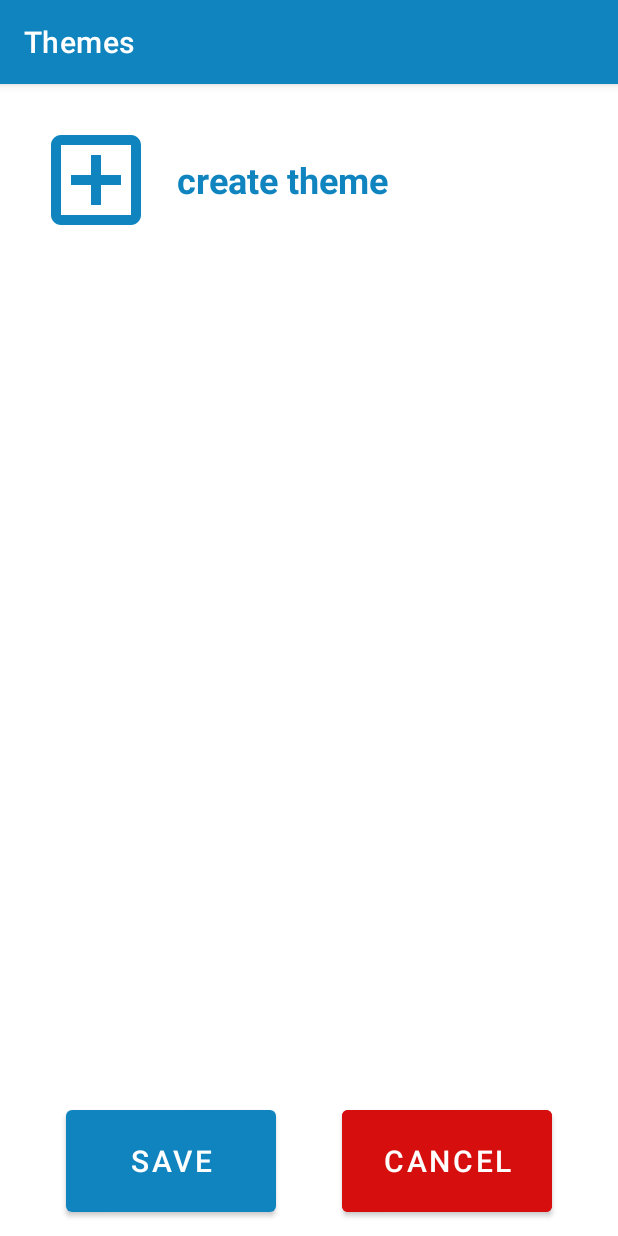
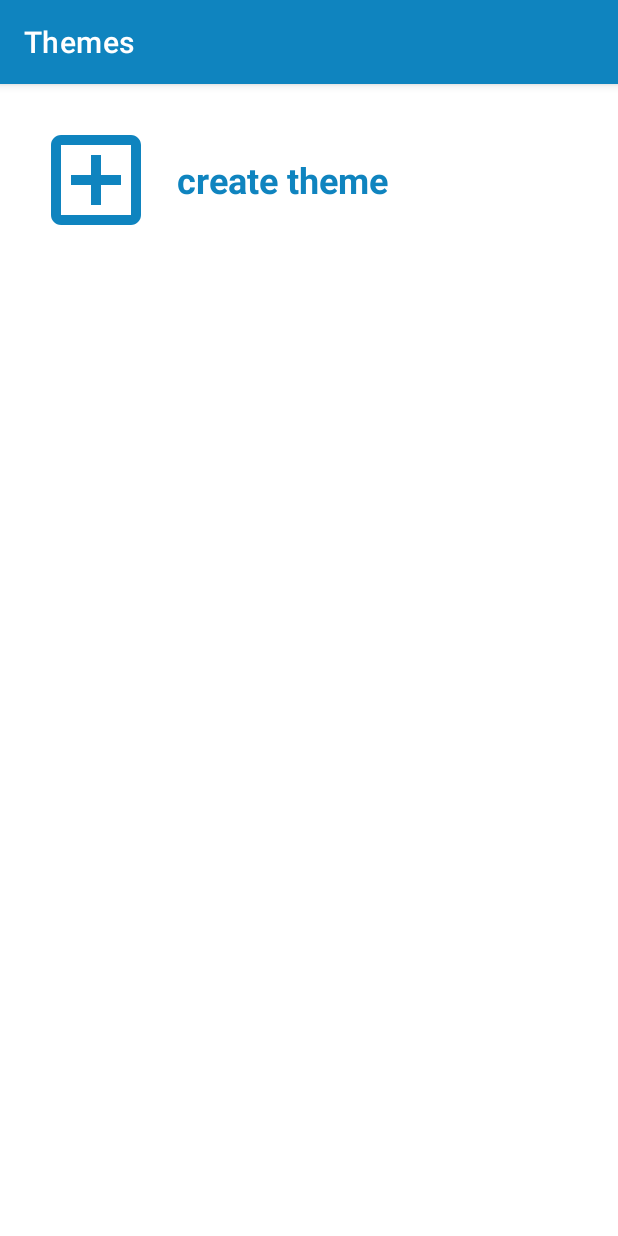
Before and after one commit to natalia-mus/ShoppingList, an Android app: the ThemesActivity screen opened directly, with no data from a screen before it, on a phone screen of 412 x 824 dp. Run offline under Robolectric (Android 15) with nearby library versions, the phone set to English and light mode, and no system bars; 1 statement that could not run was skipped.

Commit message:
Got rid of save/cancel buttons in ThemesActivity

```diff
--- a/app/src/main/java/com/example/shoppinglist/ValidationResult.kt
+++ b/app/src/main/java/com/example/shoppinglist/ValidationResult.kt
@@ -4,5 +4,5 @@ enum class ValidationResult {
     VALID,
     EMPTY_NAME,
     EMPTY_PRIORITY,
-    NO_DIFFERENCE
+    NOTHING_TO_KEEP
 }
--- a/app/src/main/java/com/example/shoppinglist/model/CreateThemeActivityModel.kt
+++ b/app/src/main/java/com/example/shoppinglist/model/CreateThemeActivityModel.kt
@@ -82,7 +82,7 @@ class CreateThemeActivityModel : CreateThemeActivityContract.CreateThemeActivity
                 || deleteIcon != defaultTheme.deleteIcon
                 || boldProductName != defaultTheme.boldProductName)
 
-        return if (differsFromDefaultTheme) ValidationResult.VALID else ValidationResult.NO_DIFFERENCE
+        return if (differsFromDefaultTheme) ValidationResult.VALID else ValidationResult.NOTHING_TO_KEEP
     }
 
     override fun validateLastStep(themeName: String): ValidationResult {
--- a/app/src/main/java/com/example/shoppinglist/view/CreateThemeActivity.kt
+++ b/app/src/main/java/com/example/shoppinglist/view/CreateThemeActivity.kt
@@ -600,8 +600,8 @@ class CreateThemeActivity : AppCompatActivity(), CreateThemeActivityContract.Cre
                 Toast.makeText(this, resources.getString(R.string.empty_theme_name), Toast.LENGTH_LONG).show()
                 false
             }
-            ValidationResult.NO_DIFFERENCE -> {
-                Toast.makeText(this, resources.getString(R.string.no_difference), Toast.LENGTH_LONG).show()
+            ValidationResult.NOTHING_TO_KEEP -> {
+                Toast.makeText(this, resources.getString(R.string.nothing_to_keep), Toast.LENGTH_LONG).show()
                 false
             }
             else -> true
--- a/app/src/main/java/com/example/shoppinglist/view/ThemesActivity.kt
+++ b/app/src/main/java/com/example/shoppinglist/view/ThemesActivity.kt
@@ -6,18 +6,15 @@ import androidx.appcompat.app.AppCompatActivity
 import androidx.recyclerview.widget.LinearLayoutManager
 import com.example.shoppinglist.R
 import com.example.shoppinglist.adapter.ThemesAdapter
-import com.example.shoppinglist.constants.Constants
 import com.example.shoppinglist.contract.ThemesActivityContract
 import com.example.shoppinglist.model.Theme
 import com.example.shoppinglist.presenter.ThemesActivityPresenter
 import kotlinx.android.synthetic.main.activity_themes.*
-import kotlinx.android.synthetic.main.buttons_section.*
 
 class ThemesActivity : AppCompatActivity(), ThemesActivityContract.ThemesActivityView, ThemeSelector {
 
     private lateinit var presenter: ThemesActivityContract.ThemesActivityPresenter
     private lateinit var themesAdapter: ThemesAdapter
-    private var selectedThemeId = Constants.DEFAULT_THEME_ID
 
     override fun onCreate(savedInstanceState: Bundle?) {
         super.onCreate(savedInstanceState)
@@ -33,26 +30,13 @@ class ThemesActivity : AppCompatActivity(), ThemesActivityContract.ThemesActivit
 
     override fun initView(themes: ArrayList<Theme>?, actualThemeId: Int) {
         if (themes != null) {
-            selectedThemeId = actualThemeId
             themes_list.layoutManager = LinearLayoutManager(this)
-            themesAdapter = ThemesAdapter(this, themes, selectedThemeId, this)
+            themesAdapter = ThemesAdapter(this, themes, actualThemeId, this)
             themes_list.adapter = themesAdapter
 
             themes_create_theme.setOnClickListener {
                 val intent = Intent(this, CreateThemeActivity::class.java)
                 startActivity(intent)
-            }
-
-            button_save.setOnClickListener {
-                presenter.setTheme(selectedThemeId)
-                val intent = Intent(this, MainActivity::class.java)
-                intent.addFlags(Intent.FLAG_ACTIVITY_CLEAR_TASK)
-                intent.addFlags(Intent.FLAG_ACTIVITY_NEW_TASK)
-                startActivity(intent)
-            }
-
-            button_cancel.setOnClickListener {
-                onBackPressed()
             }
         }
     }
@@ -63,7 +47,7 @@ class ThemesActivity : AppCompatActivity(), ThemesActivityContract.ThemesActivit
                 deleteTheme(themeId)
             }
 
-            override fun onDeclineButtonClick() { }
+            override fun onDeclineButtonClick() {}
         }
 
         val dialog = ConfirmationDialog(this, resources.getString(R.string.delete_theme_question), deleteThemeDialogListener)
@@ -71,7 +55,7 @@ class ThemesActivity : AppCompatActivity(), ThemesActivityContract.ThemesActivit
     }
 
     override fun onThemeSelected(themeId: Int) {
-        selectedThemeId = themeId
+        presenter.setTheme(themeId)
     }
 
     override fun refreshSelection(actualThemeId: Int) {
--- a/app/src/main/res/layout/activity_themes.xml
+++ b/app/src/main/res/layout/activity_themes.xml
@@ -8,7 +8,6 @@
     <androidx.core.widget.NestedScrollView
         android:layout_width="match_parent"
         android:layout_height="match_parent"
-        android:layout_marginBottom="@dimen/buttons_section_height"
         app:layout_constraintTop_toTopOf="parent">
 
         <LinearLayout
@@ -57,10 +56,4 @@
 
     </androidx.core.widget.NestedScrollView>
 
-    <include
-        layout="@layout/buttons_section"
-        android:layout_width="match_parent"
-        android:layout_height="@dimen/buttons_section_height"
-        app:layout_constraintBottom_toBottomOf="parent" />
-
 </androidx.constraintlayout.widget.ConstraintLayout>
--- a/app/src/main/res/values/strings.xml
+++ b/app/src/main/res/values/strings.xml
@@ -28,7 +28,7 @@
     <string name="save">save</string>
     <string name="cancel">cancel</string>
     <string name="empty_theme_name">Theme name can not be empty</string>
-    <string name="no_difference">New theme has no changes</string>
+    <string name="nothing_to_keep">New theme has no changes</string>
     <string name="error_message">Something went wrong. Try again</string>
     <string name="image">image</string>
     <string name="color">color</string>
```
